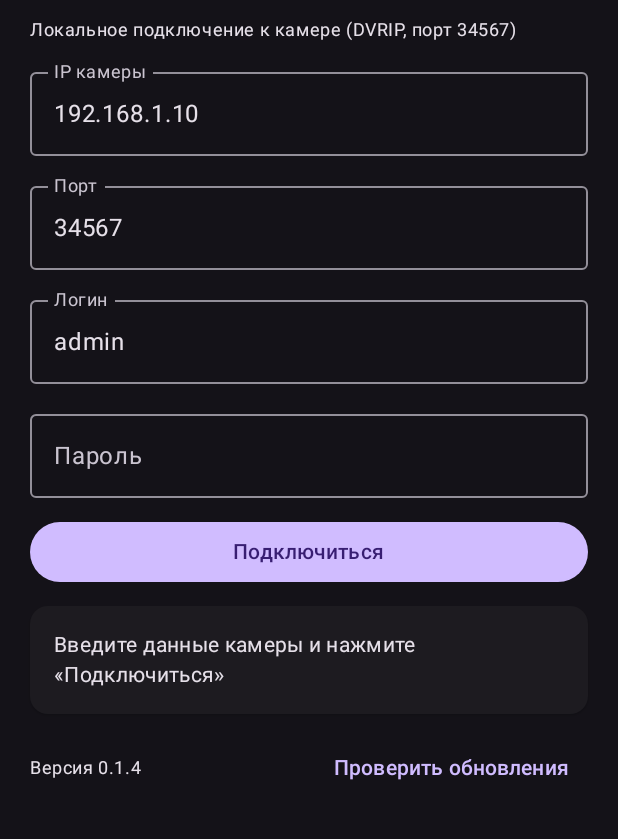
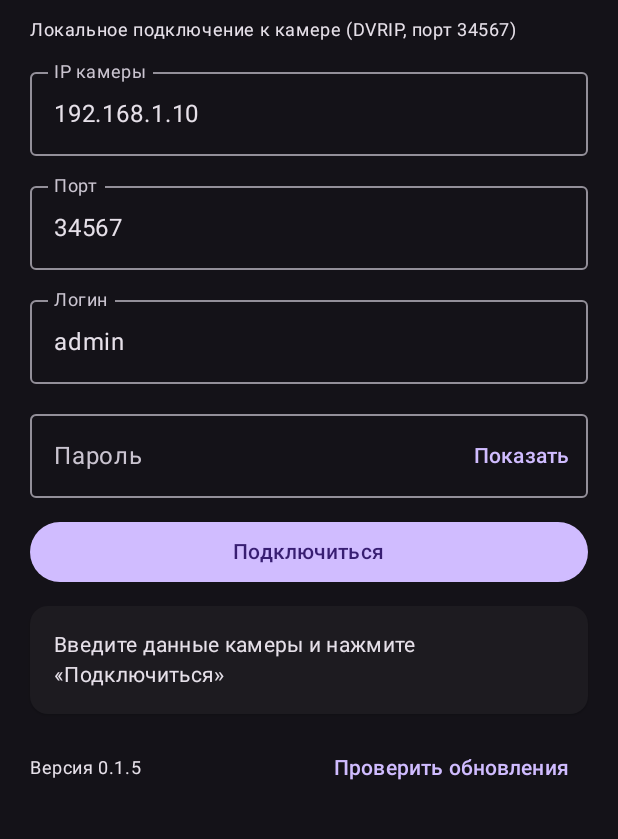
Before and after one commit to kwebmn/dvrip-cam, an Android app built with Jetpack Compose: the screen it shows after launch (MainActivity), on a phone screen of 412 x 824 dp, the part 84-923 px from its top. Run offline under Robolectric (Android 15) with nearby library versions, the phone set to English and light mode, and no system bars.

Commit message:
UX: show-password toggle + keep state on rotation (v0.1.5)
- Password field: 'Показать/Скрыть' toggle
- Activity configChanges (orientation/screenSize/...) + rememberSaveable so
  rotating the screen no longer resets to the login form

Co-Authored-By: Claude Opus 4.8 <noreply@anthropic.com>

```diff
--- a/app/build.gradle.kts
+++ b/app/build.gradle.kts
@@ -15,8 +15,8 @@ android {
         applicationId = "com.kwebmn.dvripcam"
         minSdk = 26
         targetSdk = 34
-        versionCode = 5
-        versionName = "0.1.4"
+        versionCode = 6
+        versionName = "0.1.5"
         buildConfigField("String", "GITHUB_REPO", "\"kwebmn/dvrip-cam\"")
     }
 
--- a/app/src/main/AndroidManifest.xml
+++ b/app/src/main/AndroidManifest.xml
@@ -14,7 +14,8 @@
         android:theme="@android:style/Theme.Material.NoActionBar">
         <activity
             android:name=".MainActivity"
-            android:exported="true">
+            android:exported="true"
+            android:configChanges="orientation|screenSize|screenLayout|keyboardHidden">
             <intent-filter>
                 <action android:name="android.intent.action.MAIN" />
                 <category android:name="android.intent.category.LAUNCHER" />
--- a/app/src/main/kotlin/com/kwebmn/dvripcam/MainActivity.kt
+++ b/app/src/main/kotlin/com/kwebmn/dvripcam/MainActivity.kt
@@ -12,6 +12,8 @@ import androidx.compose.runtime.*
 import androidx.compose.ui.Modifier
 import androidx.compose.ui.text.input.KeyboardType
 import androidx.compose.ui.text.input.PasswordVisualTransformation
+import androidx.compose.ui.text.input.VisualTransformation
+import androidx.compose.runtime.saveable.rememberSaveable
 import androidx.compose.ui.unit.dp
 import androidx.lifecycle.lifecycleScope
 import com.kwebmn.dvripcam.dvrip.DvripClient
@@ -41,13 +43,14 @@ data class LiveTarget(val host: String, val port: Int, val user: String, val pas
 
 @Composable
 private fun ConnectScreen(onOpenLive: (String, Int, String, String) -> Unit) {
-    var host by remember { mutableStateOf("192.168.1.10") }
-    var port by remember { mutableStateOf("34567") }
-    var user by remember { mutableStateOf("admin") }
-    var password by remember { mutableStateOf("") }
-    var status by remember { mutableStateOf("Введите данные камеры и нажмите «Подключиться»") }
+    var host by rememberSaveable { mutableStateOf("192.168.1.10") }
+    var port by rememberSaveable { mutableStateOf("34567") }
+    var user by rememberSaveable { mutableStateOf("admin") }
+    var password by rememberSaveable { mutableStateOf("") }
+    var showPassword by rememberSaveable { mutableStateOf(false) }
+    var status by rememberSaveable { mutableStateOf("Введите данные камеры и нажмите «Подключиться»") }
     var busy by remember { mutableStateOf(false) }
-    var canLive by remember { mutableStateOf(false) }
+    var canLive by rememberSaveable { mutableStateOf(false) }
     var updCheckMsg by remember { mutableStateOf("") }
 
     val activity = androidx.compose.ui.platform.LocalContext.current as ComponentActivity
@@ -77,9 +80,17 @@ private fun ConnectScreen(onOpenLive: (String, Int, String, String) -> Unit) {
             modifier = Modifier.fillMaxWidth())
         OutlinedTextField(value = user, onValueChange = { user = it }, label = { Text("Логин") },
             singleLine = true, modifier = Modifier.fillMaxWidth())
-        OutlinedTextField(value = password, onValueChange = { password = it }, label = { Text("Пароль") },
-            singleLine = true, visualTransformation = PasswordVisualTransformation(),
-            modifier = Modifier.fillMaxWidth())
+        OutlinedTextField(
+            value = password, onValueChange = { password = it }, label = { Text("Пароль") },
+            singleLine = true,
+            visualTransformation = if (showPassword) VisualTransformation.None else PasswordVisualTransformation(),
+            trailingIcon = {
+                TextButton(onClick = { showPassword = !showPassword }) {
+                    Text(if (showPassword) "Скрыть" else "Показать")
+                }
+            },
+            modifier = Modifier.fillMaxWidth(),
+        )
 
         Button(
             onClick = {
```
